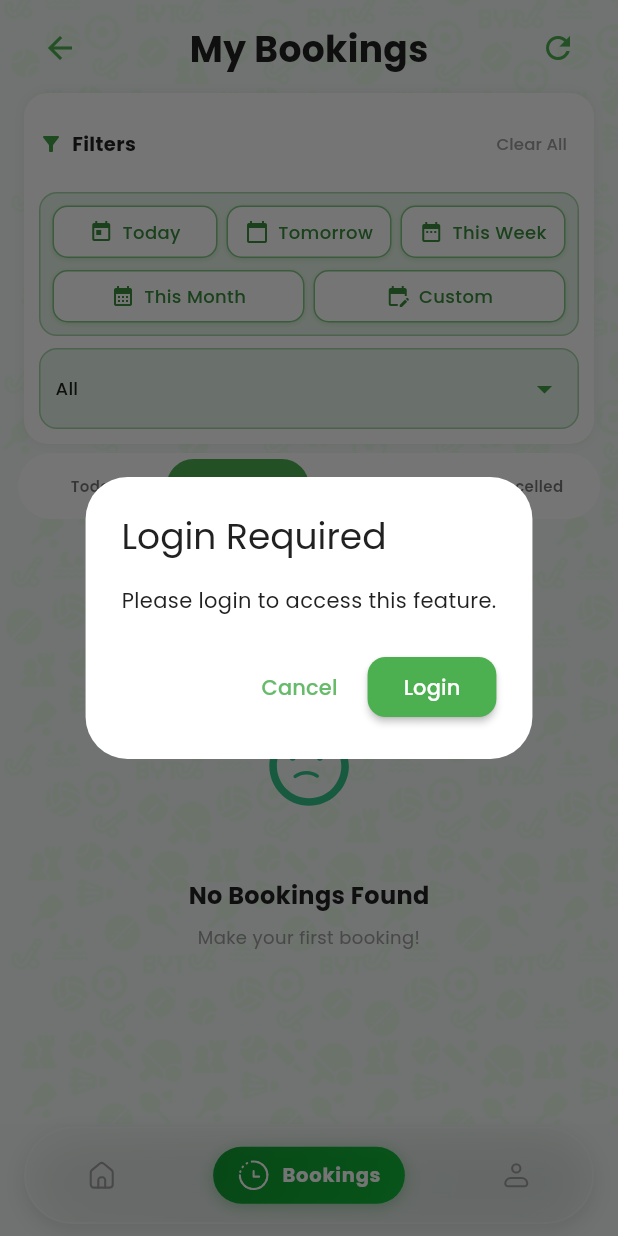
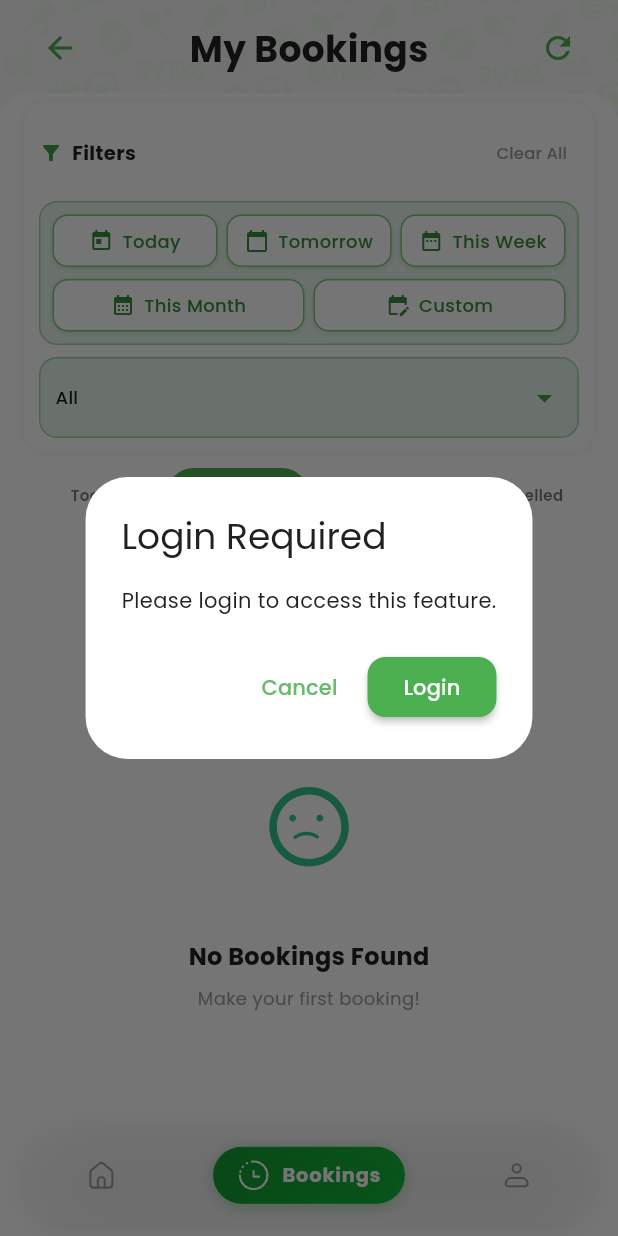
Before and after one commit to gatewaydev2026-afk/Book_Your_Turf_Futter_2.0_USER, a Flutter app: the MainPage screen opened by its route, item 2 of the bottom bar chosen, on a phone screen of 412 x 824 dp. Run offline on Flutter 3.47's test engine with Material 3 defaults, Android fonts, the light colour scheme and no system bars; our stand-ins replace app_links, cached_network_image, carousel_slider, device_info_plus, dio, firebase_core and 15 more; missing offline and left inert: facebook_app_events, phone_hint_android, razorpay_flutter, smart_auth, system_media_picker; accounts and stored records are empty; network calls fail; project files that could hold a hidden picture were left out.

Commit message:
glass finish
glass finish

```diff
--- a/lib/views/booking_history_view.dart
+++ b/lib/views/booking_history_view.dart
@@ -3,10 +3,10 @@
 // ADDED: Discount display with strikethrough pricing
 // ADDED: Discount breakdown in booking details
 // FIXED: CircularProgressIndicator division by zero error
-// FIXED: Extra closing bracket removed
 // FIXED: Duplicate API call prevention with flags
 // FIXED: Small snackbar with 1-second duration at TOP
 // FIXED: Success snackbar - White background with black text
+// FIXED: Transparent bottom navigation bar with proper header
 
 import 'package:dio/dio.dart';
 import 'package:flutter/material.dart';
@@ -28,16 +28,12 @@ class BookingHistoryView extends StatelessWidget {
   final vm = Get.find<BookingViewModel>();
   final profileVm = Get.find<ProfileViewModel>();
 
-  // ✅ DUPLICATE API CALL PREVENTION FLAGS
   static bool _isPayingBalance = false;
   static bool _isRefreshing = false;
   static bool _isShowingDetails = false;
   static bool _isShowingCancelDialog = false;
   static bool _isShowingPaymentMethod = false;
 
-  // ============================================================
-  // ✅ SHOW CUSTOM SMALL SNACKBAR AT TOP
-  // ============================================================
   void _showSmallSnackbar(String title, String message, Color color, {Color textColor = Colors.white}) {
     Get.snackbar(
       title,
@@ -65,7 +61,6 @@ class BookingHistoryView extends StatelessWidget {
     );
   }
 
-  // Helper: Format price with decimals only when needed
   String _formatPrice(double price) {
     if (price == price.toInt()) {
       return price.toInt().toString();
@@ -78,7 +73,6 @@ class BookingHistoryView extends StatelessWidget {
     return formatted;
   }
 
-  // Helper to determine if sport is Cricket or Football
   bool _isCricketOrFootball(String gameType) {
     final type = gameType.toLowerCase();
     return type.contains('cricket') || type.contains('football');
@@ -101,7 +95,6 @@ class BookingHistoryView extends StatelessWidget {
     return 'assets/sports/all .png';
   }
 
-  // Parse date from string - handles both DD-MM-YYYY and YYYY-MM-DD formats
   DateTime? _parseDate(String dateStr) {
     if (dateStr.isEmpty) return null;
 
@@ -127,7 +120,6 @@ class BookingHistoryView extends StatelessWidget {
     }
   }
 
-  // Check if booking can be cancelled (all slots > 6 hours away)
   bool _canCancelBooking(BookingModel booking) {
     if (booking.isCancelled) return false;
     if (booking.isCompleted) return false;
@@ -170,7 +162,6 @@ class BookingHistoryView extends StatelessWidget {
     return true;
   }
 
-  // Get earliest slot time for warning message
   DateTime? _getEarliestSlotDateTime(BookingModel booking) {
     DateTime? earliest;
 
@@ -220,36 +211,56 @@ class BookingHistoryView extends StatelessWidget {
     final screenWidth = MediaQuery.of(context).size.width;
     final isSmallScreen = screenWidth < 380;
 
-    // ✅ Load bookings when screen opens (lazy loading)
     WidgetsBinding.instance.addPostFrameCallback((_) {
       vm.loadBookings();
     });
 
-    return SafeArea(
-      child: Scaffold(
-        body: Container(
-          decoration: const BoxDecoration(
-            image: DecorationImage(
-              image: AssetImage("assets/images/byt-bg.png"),
+    // ✅ FIXED: Proper background with glass nav support
+    return Scaffold(
+      backgroundColor: const Color(0xFFF5F7F6),
+      body: Stack(
+        children: [
+          // ✅ Background image
+          Positioned.fill(
+            child: Image.asset(
+              "assets/images/byt-bg.png",
               fit: BoxFit.cover,
-              opacity: 0.3,
+              opacity: const AlwaysStoppedAnimation(0.3),
             ),
           ),
-          child: SafeArea(
+          // ✅ Main content with white background card
+          SafeArea(
             child: Column(
               children: [
                 const SizedBox(height: 8),
                 _header(screenWidth, context),
                 const SizedBox(height: 6),
-                _filterSection(screenWidth, isSmallScreen),
-                const SizedBox(height: 6),
-                _tabs(isSmallScreen),
-                const SizedBox(height: 8),
-                Expanded(child: _list(isSmallScreen)),
+                // ✅ White background container for content
+                Expanded(
+                  child: Container(
+                    decoration: const BoxDecoration(
+                      color: Colors.white,
+                      borderRadius: BorderRadius.only(
+                        topLeft: Radius.circular(20),
+                        topRight: Radius.circular(20),
+                      ),
+                    ),
+                    child: Column(
+                      children: [
+                        const SizedBox(height: 6),
+                        _filterSection(screenWidth, isSmallScreen),
+                        const SizedBox(height: 6),
+                        _tabs(isSmallScreen),
+                        const SizedBox(height: 8),
+                        Expanded(child: _list(isSmallScreen)),
+                      ],
+                    ),
+                  ),
+                ),
               ],
             ),
           ),
-        ),
+        ],
       ),
     );
   }
@@ -272,6 +283,7 @@ class BookingHistoryView extends StatelessWidget {
             style: TextStyle(
               fontSize: screenWidth < 380 ? 20 : 24,
               fontWeight: FontWeight.bold,
+              color: Colors.black87,
             ),
           ),
           Row(
@@ -584,7 +596,6 @@ class BookingHistoryView extends StatelessWidget {
 
       return RefreshIndicator(
         onRefresh: () async {
-          // ✅ Prevent duplicate refreshes
           if (_isRefreshing) {
             print('⏭️ Booking refresh already in progress - skipping duplicate');
             return;
@@ -717,7 +728,6 @@ class BookingHistoryView extends StatelessWidget {
                   ],
                 ),
                 const SizedBox(height: 8),
-                // ========== UPDATED: Amount with Discount Display ==========
                 Row(
                   children: [
                     Expanded(
@@ -726,7 +736,6 @@ class BookingHistoryView extends StatelessWidget {
                           Icon(Icons.currency_rupee, size: isSmallScreen ? 10 : 12, color: Colors.green),
                           const SizedBox(width: 4),
                           if (b.hasDiscount) ...[
-                            // Original price with strikethrough
                             Text(
                               "₹${_formatPrice(b.totalAmount)}",
                               style: TextStyle(
@@ -737,7 +746,6 @@ class BookingHistoryView extends StatelessWidget {
                               ),
                             ),
                             const SizedBox(width: 4),
-                            // Discounted price (actual amount)
                             Text(
                               "₹${_formatPrice(b.discountedTotalAmount)}",
                               style: TextStyle(
@@ -747,7 +755,6 @@ class BookingHistoryView extends StatelessWidget {
                               ),
                             ),
                             const SizedBox(width: 4),
-                            // Discount percentage badge
                             Container(
                               padding: const EdgeInsets.symmetric(horizontal: 4, vertical: 1),
                               decoration: BoxDecoration(
@@ -764,7 +771,6 @@ class BookingHistoryView extends StatelessWidget {
                               ),
                             ),
                           ] else ...[
-                            // No discount - show regular price
                             Text(
                               "₹${_formatPrice(b.discountedTotalAmount)}",
                               style: TextStyle(
@@ -922,17 +928,13 @@ class BookingHistoryView extends StatelessWidget {
     );
   }
 
-  // ✅ FIXED: Safe CircularProgressIndicator with division by zero protection
   Widget _indicatior(BookingModel b, bool isSmallScreen) {
-    // ✅ SAFE CALCULATION - Prevent division by zero
     double progressValue = 0.0;
     if (b.discountedTotalAmount > 0) {
       progressValue = b.paidAmount / b.discountedTotalAmount;
-      // Clamp between 0 and 1
       if (progressValue > 1.0) progressValue = 1.0;
       if (progressValue < 0) progressValue = 0.0;
     } else if (b.paidAmount > 0 && b.totalAmount > 0) {
-      // Fallback to original total amount
       progressValue = b.paidAmount / b.totalAmount;
       if (progressValue > 1.0) progressValue = 1.0;
       if (progressValue < 0) progressValue = 0.0;
@@ -950,7 +952,7 @@ class BookingHistoryView extends StatelessWidget {
               alignment: Alignment.center,
               children: [
                 CircularProgressIndicator(
-                  value: progressValue,  // ✅ SAFE VALUE (0.0 to 1.0)
+                  value: progressValue,
                   strokeWidth: isSmallScreen ? 4 : 5,
                   backgroundColor: Colors.grey.shade200,
                   valueColor: const AlwaysStoppedAnimation<Color>(Colors.green),
@@ -1062,7 +1064,6 @@ class BookingHistoryView extends StatelessWidget {
 
   // ==================== BALANCE PAYMENT METHODS ====================
 
-  // ✅ FIXED: Balance payment method selection with duplicate prevention
   void _showBalancePaymentMethodSelection(BookingModel booking) {
     if (_isShowingPaymentMethod || (Get.isBottomSheetOpen ?? false)) {
       print('⏭️ Payment method already showing - skipping duplicate');
@@ -1202,7 +1203,6 @@ class BookingHistoryView extends StatelessWidget {
     });
   }
 
-  // ✅ FIXED: Proceed with wallet balance payment with duplicate prevention
   void _proceedWithWalletBalancePayment(BookingModel booking) async {
     if (Get.isDialogOpen ?? false) return;
 
@@ -1309,7 +1309,6 @@ class BookingHistoryView extends StatelessWidget {
     );
   }
 
-  // ✅ FIXED: Wallet payment with duplicate prevention
   Future<void> _payBalanceWithWallet(BookingModel booking) async {
     if (_isPayingBalance) {
       print('⏭️ Balance payment already in progress - skipping duplicate');
@@ -1370,7 +1369,6 @@ class BookingHistoryView extends StatelessWidget {
     }
   }
 
-  // ✅ NEW: Refresh after payment with duplicate prevention
   Future<void> _refreshAfterPayment() async {
     if (_isRefreshing) {
       print('⏭️ Refresh already in progress - skipping duplicate');
@@ -1393,7 +1391,6 @@ class BookingHistoryView extends StatelessWidget {
 
   // ==================== CANCEL CONFIRMATION ====================
 
-  // ✅ FIXED: Cancel dialog with duplicate prevention
   void _showCancelConfirmDialog(BookingModel booking) {
     if (_isShowingCancelDialog || (Get.isDialogOpen ?? false)) {
       print('⏭️ Cancel dialog already showing - skipping duplicate');
@@ -1408,7 +1405,6 @@ class BookingHistoryView extends StatelessWidget {
     final isAdvancePaid = booking.paymentStatus == "Advance Paid";
     final paidAmount = booking.paidAmount;
 
-    // Build refund message based on payment type
     Widget _refundInfoWidget() {
       if (isFullyPaid) {
         return Column(
@@ -1489,7 +1485,6 @@ class BookingHistoryView extends StatelessWidget {
         );
       }
 
-      // No payment made (pending state)
       return Container(
         width: double.infinity,
         padding: const EdgeInsets.all(10),
@@ -1800,9 +1795,8 @@ class BookingHistoryView extends StatelessWidget {
     return gameType;
   }
 
-  // ==================== UPDATED: Booking Details with Discount Breakdown ====================
-
-  // ✅ FIXED: Show booking details with duplicate prevention
+  // ==================== BOOKING DETAILS ====================
+
   void _showBookingDetails(BookingModel b, bool isSmallScreen) {
     if (_isShowingDetails || (Get.isBottomSheetOpen ?? false)) {
       print('⏭️ Booking details already showing - skipping duplicate');
@@ -1850,7 +1844,6 @@ class BookingHistoryView extends StatelessWidget {
               _detailRow("$courtTurfLabel Number", "$courtTurfLabel ${b.courtNumber}", isSmallScreen),
               _detailRow("Payment Status", b.paymentStatus, isSmallScreen),
 
-              // ========== DISCOUNT BREAKDOWN SECTION ==========
               if (b.hasDiscount) ...[
                 const SizedBox(height: 8),
                 Container(
--- a/lib/views/home_view.dart
+++ b/lib/views/home_view.dart
@@ -3,6 +3,7 @@
 // ✅ API Search - Search button calls API
 // ✅ Typing shows local suggestions only
 // ✅ Guest mode fully working
+// ✅ Transparent bottom navigation bar
 
 import 'dart:async';
 import 'package:book_your_turf/views/profile.dart';
@@ -99,7 +100,6 @@ class _HomeViewState extends State<HomeView>
       vsync: this,
       duration: const Duration(milliseconds: 250),
     );
-    // ✅ COMPACT: Reduced height values
     _categoryHeightAnimation = Tween<double>(
       begin: 125,
       end: 38,
@@ -294,10 +294,6 @@ class _HomeViewState extends State<HomeView>
     });
   }
 
-  // ============================================================
-  // ✅ SEARCH - UPDATED METHODS
-  // ============================================================
-
   void _onSearchChanged(String query) {
     homeVm.onSearchTextChanged(query);
   }
@@ -371,10 +367,9 @@ class _HomeViewState extends State<HomeView>
 
   @override
   Widget build(BuildContext context) {
-    return Container(
-      color: const Color(0xFFF5F7F6),
-      child: Scaffold(
-        backgroundColor: Colors.transparent,
+    // ✅ FIXED: Removed the colored Container - now transparent for glass nav
+    return Scaffold(
+      backgroundColor: const Color(0xFFF5F7F6),
       body: Stack(
         children: [
           SafeArea(
@@ -433,13 +428,9 @@ class _HomeViewState extends State<HomeView>
           ),
         ],
       ),
-      ),
     );
   }
 
-  // ============================================================
-  // ✅ ALL CATEGORY CARD - COMPACT
-  // ============================================================
   Widget _allCategoryCard() {
     return Padding(
       padding: const EdgeInsets.symmetric(horizontal: 16),
@@ -505,9 +496,6 @@ class _HomeViewState extends State<HomeView>
     );
   }
 
-  // ============================================================
-  // ✅ THREE CATEGORIES ROW - COMPACT
-  // ============================================================
   Widget _threeCategoriesRow() {
     final categories = [
       {"name": "Cricket &\n Football", "filter": "Football", "image1": "assets/sports/human_cricket.png", "colors": [const Color(0xffFF9A9E), const Color(0xffF6416C)]},
@@ -591,9 +579,6 @@ class _HomeViewState extends State<HomeView>
     );
   }
 
-  // ============================================================
-  // ✅ MINI CATEGORY SECTION - COMPACT
-  // ============================================================
   Widget _miniCategorySection() {
     final categories = [
       {"name": "All", "filter": ""},
@@ -656,9 +641,6 @@ class _HomeViewState extends State<HomeView>
     );
   }
 
-  // ============================================================
-  // ✅ SEARCH BAR
-  // ============================================================
   Widget _searchBar() {
     return Container(
       margin: const EdgeInsets.symmetric(horizontal: 16),
@@ -753,12 +735,8 @@ class _HomeViewState extends State<HomeView>
     });
   }
 
-  // ============================================================
-  // ✅ MAIN CONTENT
-  // ============================================================
   Widget _buildMainContent() {
     return Obx(() {
-      // ✅ Show loading state
       if (homeVm.isLoading.value && homeVm.turfs.isEmpty && !homeVm.isSearching.value) {
         return GridView.builder(
           controller: _scrollController,
@@ -774,7 +752,6 @@ class _HomeViewState extends State<HomeView>
         );
       }
 
-      // ✅ Show search results (API search)
       if (homeVm.searchQuery.value.isNotEmpty) {
         if (homeVm.turfs.isEmpty && !homeVm.isLoading.value) {
           return _buildSearchEmptyState();
@@ -784,24 +761,18 @@ class _HomeViewState extends State<HomeView>
         }
       }
 
-      // ✅ Show suggestions while typing
       if (homeVm.showSuggestions.value && homeVm.searchResults.isNotEmpty) {
         return _buildSuggestionsList();
       }
 
-      // ✅ Show nearby turfs (default view)
       if (homeVm.turfs.isNotEmpty) {
         return _buildTurfGrid();
       }
 
-      // ✅ Empty state
       return _buildEmptyState();
     });
   }
 
-  // ============================================================
-  // ✅ SUGGESTIONS LIST
-  // ============================================================
   Widget _buildSuggestionsList() {
     return ListView.builder(
       padding: const EdgeInsets.symmetric(horizontal: 16, vertical: 4),
@@ -844,9 +815,6 @@ class _HomeViewState extends State<HomeView>
     );
   }
 
-  // ============================================================
-  // ✅ TURF GRID
-  // ============================================================
   Widget _buildTurfGrid() {
     return RefreshIndicator(
       onRefresh: _handleRefresh,
@@ -996,9 +964,6 @@ class _HomeViewState extends State<HomeView>
     );
   }
 
-  // ============================================================
-  // ✅ HEADER SECTION
-  // ============================================================
   Widget _headerSection(BuildContext context) {
     return Padding(
       padding: const EdgeInsets.symmetric(horizontal: 16, vertical: 6),
@@ -1147,7 +1112,6 @@ class _HomeViewState extends State<HomeView>
                 ],
               ),
             ),
-            // Refresh Button
             Obx(() => Container(
               width: 40,
               height: 40,
@@ -1173,7 +1137,6 @@ class _HomeViewState extends State<HomeView>
               ),
             )),
             const SizedBox(width: 8),
-            // Notification Icon with Badge
             Obx(() {
               final count = _notificationService.unreadCount.value;
               return Stack(
--- a/lib/views/main_page.dart
+++ b/lib/views/main_page.dart
@@ -1,4 +1,4 @@
-// main_page.dart - FIXED version with proper tab reset
+// main_page.dart - FIXED with transparent background for glass nav
 
 import 'package:book_your_turf/services/shared_prefs_helper.dart';
 import 'package:book_your_turf/view_models/booking_view_model.dart';
@@ -36,11 +36,9 @@ class _MainPageState extends State<MainPage> {
   @override
   void initState() {
     super.initState();
-    // ✅ IMPORTANT: Reset to Home tab when MainPage is created
     WidgetsBinding.instance.addPostFrameCallback((_) {
       if (!_initialized) {
         _initialized = true;
-        // ✅ Force reset to home tab
         controller.currentIndex.value = 0;
         print('🏠 MainPage initialized - Setting tab to Home (index 0)');
         _loadTabData(0);
@@ -52,12 +50,27 @@ class _MainPageState extends State<MainPage> {
   Widget build(BuildContext context) {
     return Obx(
           () => Scaffold(
-        body: IndexedStack(
-          index: controller.currentIndex.value,
-          children: screens,
+        // ✅ FIXED: Make scaffold background transparent
+        backgroundColor: Colors.transparent,
+        body: Stack(
+          children: [
+            // ✅ Content with IndexedStack
+            IndexedStack(
+              index: controller.currentIndex.value,
+              children: screens,
+            ),
+            // ✅ Bottom Navigation Bar on top with glass effect
+            Positioned(
+              bottom: 0,
+              left: 0,
+              right: 0,
+              child: _buildGlassNavigationBar(),
+            ),
+          ],
         ),
         extendBody: true,
-        bottomNavigationBar: _buildGlassNavigationBar(),
+        // ✅ Remove the default bottomNavigationBar
+        bottomNavigationBar: null,
       ),
     );
   }
@@ -77,30 +90,30 @@ class _MainPageState extends State<MainPage> {
           color: Colors.transparent,
           boxShadow: [
             BoxShadow(
-              color: Colors.black.withOpacity(0.1),
-              blurRadius: 10,
-              offset: const Offset(0, 5),
+              color: Colors.black.withOpacity(0.08),
+              blurRadius: 15,
+              offset: const Offset(0, 4),
             ),
           ],
         ),
         child: ClipRRect(
           borderRadius: BorderRadius.circular(35),
           child: BackdropFilter(
-            filter: ui.ImageFilter.blur(sigmaX: 15, sigmaY: 15),
+            filter: ui.ImageFilter.blur(sigmaX: 20, sigmaY: 20),
             child: Container(
               decoration: BoxDecoration(
                 gradient: LinearGradient(
                   begin: Alignment.topLeft,
                   end: Alignment.bottomRight,
                   colors: [
-                    Colors.white.withOpacity(0.25),
-                    Colors.white.withOpacity(0.15),
+                    Colors.white.withOpacity(0.12),
                     Colors.white.withOpacity(0.08),
+                    Colors.white.withOpacity(0.04),
                   ],
                 ),
                 border: Border.all(
-                  color: Colors.white.withOpacity(0.3),
-                  width: 1.2,
+                  color: Colors.white.withOpacity(0.15),
+                  width: 0.8,
                 ),
                 borderRadius: BorderRadius.circular(35),
               ),
@@ -225,23 +238,19 @@ class _MainPageState extends State<MainPage> {
     final homeVm = Get.find<HomeViewModel>();
     final isGuest = homeVm.isGuestMode.value;
 
-    // ✅ Check if user is logged in
     final token = SharedPrefsHelper.getToken();
     final bool hasToken = token != null && token.isNotEmpty;
 
-    // ✅ Update guest mode status
     if (!hasToken) {
       homeVm.isGuestMode.value = true;
     }
 
-    // ✅ For guest, only allow Home tab
     if (isGuest || !hasToken) {
       if (index != 0) {
         print('👤 Guest mode - Showing login prompt for tab $index');
         _showLoginRequiredDialog(index);
         return;
       }
-      // ✅ For home tab in guest mode, ensure data loads
       if (homeVm.allTurfs.isEmpty && !homeVm.isLoading.value) {
         print('🏠 Guest mode - Loading home data...');
         await homeVm.loadHomeData();
@@ -253,9 +262,8 @@ class _MainPageState extends State<MainPage> {
       return;
     }
 
-    // ✅ Logged-in user
     switch (index) {
-      case 0: // Home Tab
+      case 0:
         print('🏠 Home tab selected - Ensuring data is loaded...');
         if (homeVm.allTurfs.isEmpty && !homeVm.isLoading.value) {
           print('📡 Home data empty - Loading now...');
@@ -274,7 +282,7 @@ class _MainPageState extends State<MainPage> {
         }
         break;
 
-      case 1: // Bookings Tab
+      case 1:
         if (_loadedTabs.contains(index)) {
           print('✅ Bookings already loaded, skipping');
           return;
@@ -287,7 +295,7 @@ class _MainPageState extends State<MainPage> {
         _loadedTabs.add(index);
         break;
 
-      case 2: // Profile Tab
+      case 2:
         if (_loadedTabs.contains(index)) {
           print('✅ Profile already loaded, skipping');
           return;
--- a/pubspec.yaml
+++ b/pubspec.yaml
@@ -2,7 +2,7 @@ name: book_your_turf
 description: "A new Flutter project for turf booking with user & owner roles."
 publish_to: 'none' # Remove this line if you plan to publish to pub.dev
 
-version: 2.0.19+196
+version: 2.0.20+197
 
 environment:
   sdk: ^3.8.1
```
Lines whose indentation alone changed are shown as unchanged.
